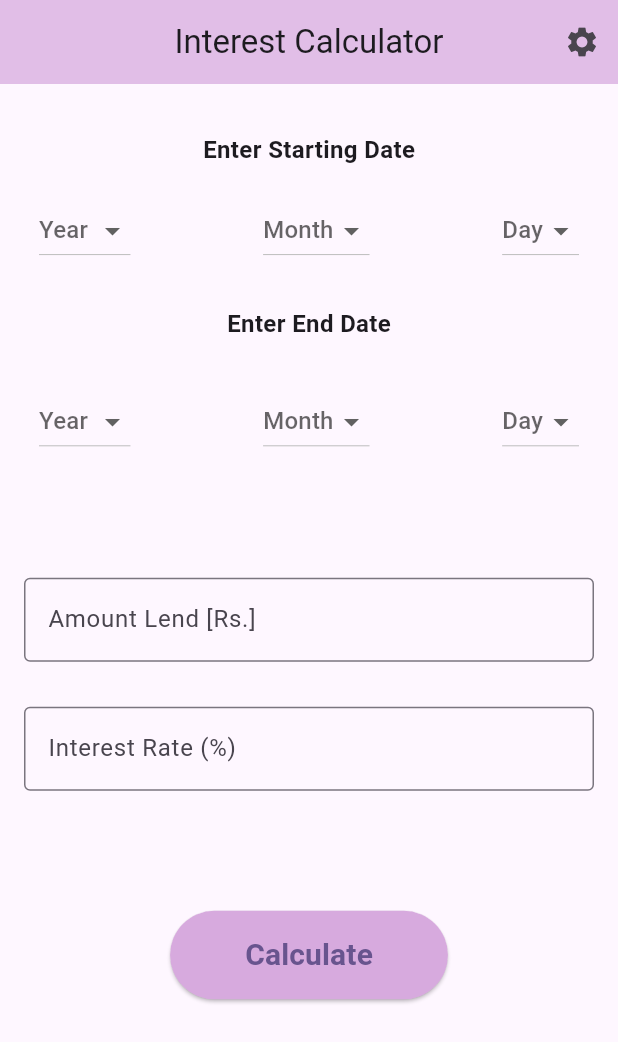
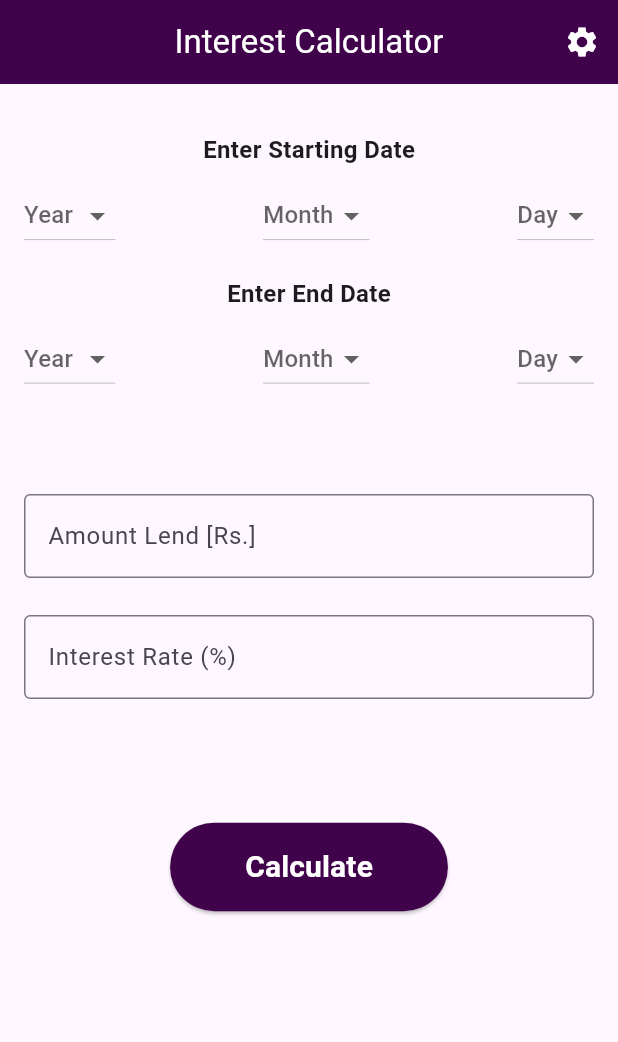
Before and after one commit to rn-byte/Gharelu-Interest, a Flutter app: the screen it shows after launch, on a phone screen of 412 x 824 dp. Shown: the top 1042 px of the screen. Run offline on Flutter 3.47's test engine with Material 3 defaults, Android fonts, the phone set to English and light mode, and no system bars.

Commit message:
homePage design completed

```diff
--- a/lib/home_screen.dart
+++ b/lib/home_screen.dart
@@ -7,14 +7,20 @@ class HomeScreen extends StatelessWidget {
   Widget build(BuildContext context) {
     return Scaffold(
       appBar: AppBar(
-        title: const Text('Interest Calculator'),
-        backgroundColor: Colors.purple[100],
+        title: const Text(
+          'Interest Calculator',
+          style: TextStyle(color: Colors.white),
+        ),
+        backgroundColor: const Color.fromARGB(255, 64, 3, 75),
         elevation: 0,
         centerTitle: true,
         actions: [
           IconButton(
             onPressed: () {},
-            icon: const Icon(Icons.settings),
+            icon: const Icon(
+              Icons.settings,
+              color: Colors.white,
+            ),
           ),
         ],
       ),
@@ -29,9 +35,7 @@ class HomeScreen extends StatelessWidget {
                 style: TextStyle(fontSize: 16, fontWeight: FontWeight.bold),
               ),
               SizedBox(height: MediaQuery.of(context).size.height * 0.01),
-              Padding(
-                padding: const EdgeInsets.all(10),
-                child: Row(
+              Row(
                 mainAxisAlignment: MainAxisAlignment.spaceBetween,
                 children: [
                   DropdownButton<String>(
@@ -66,16 +70,13 @@ class HomeScreen extends StatelessWidget {
                   ),
                 ],
               ),
-              ),
               SizedBox(height: MediaQuery.of(context).size.height * 0.02),
               const Text(
                 'Enter End Date',
                 style: TextStyle(fontSize: 16, fontWeight: FontWeight.bold),
               ),
-              const SizedBox(height: 20),
-              Padding(
-                padding: const EdgeInsets.all(10.0),
-                child: Row(
+              SizedBox(height: MediaQuery.of(context).size.height * 0.01),
+              Row(
                 mainAxisAlignment: MainAxisAlignment.spaceBetween,
                 children: [
                   DropdownButton<String>(
@@ -110,8 +111,7 @@ class HomeScreen extends StatelessWidget {
                   ),
                 ],
               ),
-              ),
-              const SizedBox(height: 70),
+              SizedBox(height: MediaQuery.of(context).size.height * 0.08),
               const TextField(
                 decoration: InputDecoration(
                   labelText: 'Amount Lend [Rs.]',
@@ -119,7 +119,7 @@ class HomeScreen extends StatelessWidget {
                 ),
                 keyboardType: TextInputType.number,
               ),
-              const SizedBox(height: 30),
+              SizedBox(height: MediaQuery.of(context).size.height * 0.03),
               const TextField(
                 decoration: InputDecoration(
                   labelText: 'Interest Rate (%)',
@@ -127,19 +127,23 @@ class HomeScreen extends StatelessWidget {
                 ),
                 keyboardType: TextInputType.number,
               ),
-              const SizedBox(height: 80),
+              SizedBox(height: MediaQuery.of(context).size.height * 0.1),
               ElevatedButton(
                 onPressed: () {},
                 style: ElevatedButton.styleFrom(
-                  backgroundColor: const Color.fromARGB(255, 215, 170, 222),
+                  backgroundColor: const Color.fromARGB(255, 64, 3, 75),
                   padding:
                       const EdgeInsets.symmetric(horizontal: 50, vertical: 15),
                 ),
                 child: const Text(
                   'Calculate',
-                  style: TextStyle(fontSize: 20, fontWeight: FontWeight.bold),
+                  style: TextStyle(
+                      fontSize: 20,
+                      fontWeight: FontWeight.bold,
+                      color: Colors.white),
                 ),
               ),
+              SizedBox(height: MediaQuery.of(context).size.height * 0.02),
             ],
           ),
         ),
--- a/lib/main.dart
+++ b/lib/main.dart
@@ -14,6 +14,7 @@ class MyApp extends StatelessWidget {
     return MaterialApp(
       debugShowCheckedModeBanner: false,
       title: 'Flutter Demo',
+      darkTheme: ThemeData.dark(),
       theme: ThemeData(
         colorScheme: ColorScheme.fromSeed(seedColor: Colors.deepPurple),
         useMaterial3: true,
```
Lines whose indentation alone changed are shown as unchanged.
